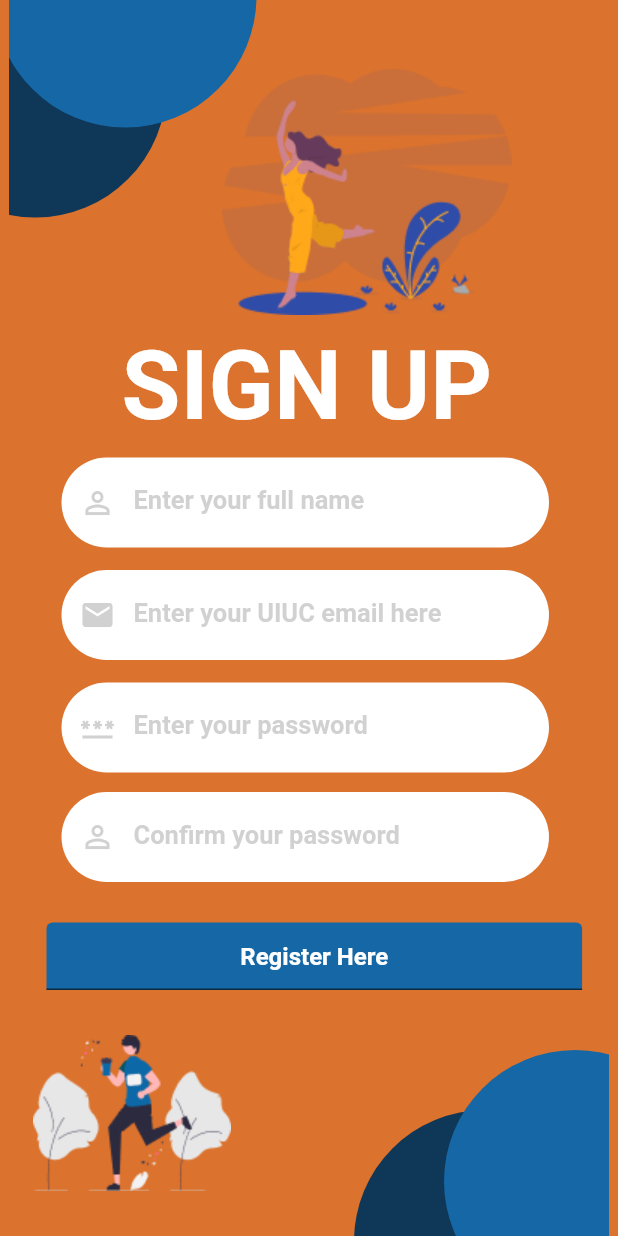
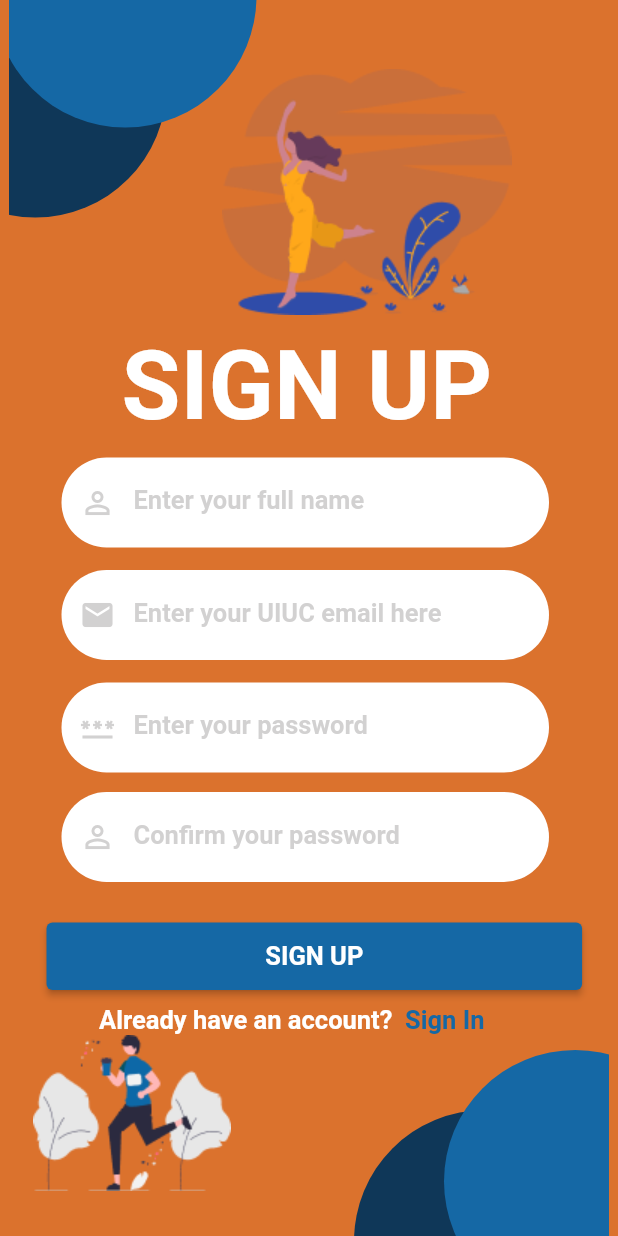
Before and after one commit to SatyamS17/ufit, a Flutter app: the registrationScreen_screen_3 screen opened directly, on a phone screen of 412 x 824 dp. Run offline on Flutter 3.47's test engine with Material 2 defaults, Android fonts, the phone set to English and light mode, and no system bars; our stand-ins replace firebase_auth, firebase_core, syncfusion_flutter_calendar, table_calendar; accounts and stored records are empty.

```diff
--- a/lib/main.dart
+++ b/lib/main.dart
@@ -30,7 +30,7 @@ class _MyAppState extends State<MyApp> {
   @override
   Widget build(BuildContext context) {
     return MaterialApp(
-      home: Calender(),
+      home: welcomePage_screen_1(),
     );
   }
 }
--- a/lib/registrationScreen_screen_3.dart
+++ b/lib/registrationScreen_screen_3.dart
@@ -1,5 +1,7 @@
 // ignore_for_file: unnecessary_const
 
+import 'package:firebase_auth/firebase_auth.dart';
+import 'package:flutter/gestures.dart';
 import 'package:flutter/material.dart';
 import 'package:ufit/input_userinfo_screen.dart';
 import 'package:ufit/signInScreen_screen_4.dart';
@@ -203,24 +205,34 @@ class _registrationScreen_screen_3State
                 Positioned(
                   left: 25,
                   top: 615,
-                  child: SizedBox(
+                  child: Container(
                     width: 325 * widthScale,
                     height: 45,
-                    child: TextFormField(
-                        onTap: () => Navigator.push(context,
-                            MaterialPageRoute(builder: (context) => input())),
-                        textAlign: TextAlign.center,
-                        maxLines: (50 * 0.10).toInt(),
-                        decoration: InputDecoration(
-                          filled: true,
-                          fillColor: Color.fromRGBO(21, 104, 165, 1),
-                          hintText: 'Register Here',
-                          hintStyle: TextStyle(
-                            color: Colors.white,
-                            fontSize: 16,
-                            fontWeight: FontWeight.w700,
-                          ),
-                        )),
+                    child: ElevatedButton(
+                      style: ElevatedButton.styleFrom(
+                        backgroundColor: Color.fromRGBO(21, 104, 165, 1),
+                      ),
+                      child: Text(
+                        'SIGN UP',
+                        style: TextStyle(
+                          color: Colors.white,
+                          fontSize: 17,
+                          fontWeight: FontWeight.w700,
+                        ),
+                      ),
+                      onPressed: () => {
+                        FirebaseAuth.instance
+                            .createUserWithEmailAndPassword(
+                                email: _emailTextController.text,
+                                password: _passwordController.text)
+                            .then((value) {
+                          Navigator.push(context,
+                              MaterialPageRoute(builder: (context) => input()));
+                        }).onError((error, stackTrace) {
+                          print("Error");
+                        })
+                      },
+                    ),
                   ),
                 ),
 //-- End RegisterHere_TextView_72 --//
@@ -346,6 +358,35 @@ class _registrationScreen_screen_3State
                 //     ),
 
                 //     ),
+                Positioned(
+                  top: 670,
+                  left: 60,
+                  child: RichText(
+                    text: TextSpan(
+                        style: TextStyle(
+                          color: Colors.white,
+                          fontWeight: FontWeight.bold,
+                          fontSize: 17,
+                        ),
+                        text: "Already have an account?  ",
+                        children: [
+                          TextSpan(
+                              recognizer: TapGestureRecognizer()
+                                ..onTap = () async {
+                                  Navigator.push(
+                                      context,
+                                      MaterialPageRoute(
+                                          builder: (context) =>
+                                              signInScreen_screen_4()));
+                                },
+                              text: "Sign In",
+                              style: TextStyle(
+                                color: Color.fromRGBO(21, 104, 165, 1),
+                                fontSize: 17,
+                              ))
+                        ]),
+                  ),
+                ),
 //-- End AlreadyhaveanaccountSignin_TextView_80 --//
 //-- Component undrawjoggingreki_ImageView_81 --//
                 Positioned(
--- a/pubspec.yaml
+++ b/pubspec.yaml
@@ -38,6 +38,8 @@ dependencies:
   # The following adds the Cupertino Icons font to your application.
   # Use with the CupertinoIcons class for iOS style icons.
   cupertino_icons: ^1.0.2
+  firebase_core: ^2.3.0
+  firebase_auth: ^4.1.4
 
 dev_dependencies:
   flutter_test:
```
Also changed, not shown: lib/signInScreen_screen_4.dart (+55 -32 lines), lib/firebase_options.dart, pubspec.lock, 8 other files.
